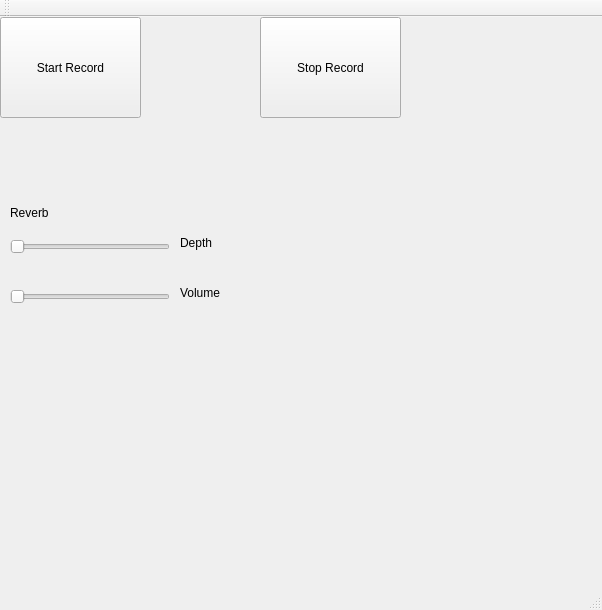
claudiovb/Projetos2, file Mesa_de_Audio_UDP/mainwindow.ui: the form before one commit.
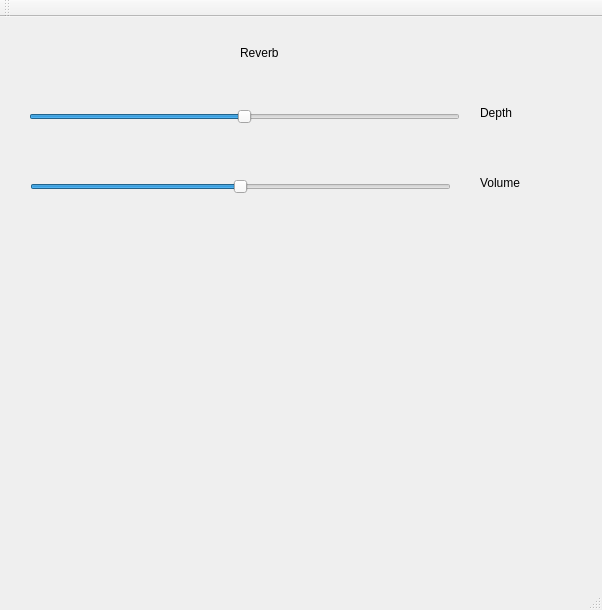
The form after the commit.

What changed in the file:
```diff
--- a/Mesa_de_Audio_UDP/mainwindow.ui
+++ b/Mesa_de_Audio_UDP/mainwindow.ui
@@ -14,32 +14,6 @@
    <string>MainWindow</string>
   </property>
   <widget class="QWidget" name="centralWidget">
-   <widget class="QPushButton" name="startRecord">
-    <property name="geometry">
-     <rect>
-      <x>0</x>
-      <y>0</y>
-      <width>141</width>
-      <height>101</height>
-     </rect>
-    </property>
-    <property name="text">
-     <string>Start Record</string>
-    </property>
-   </widget>
-   <widget class="QPushButton" name="pushButton_2">
-    <property name="geometry">
-     <rect>
-      <x>260</x>
-      <y>0</y>
-      <width>141</width>
-      <height>101</height>
-     </rect>
-    </property>
-    <property name="text">
-     <string>Stop Record</string>
-    </property>
-   </widget>
    <widget class="QLabel" name="label">
     <property name="geometry">
      <rect>
@@ -56,12 +30,18 @@
    <widget class="QSlider" name="horizontalSlider">
     <property name="geometry">
      <rect>
-      <x>10</x>
-      <y>220</y>
-      <width>160</width>
-      <height>19</height>
+      <x>29</x>
+      <y>90</y>
+      <width>431</width>
+      <height>20</height>
      </rect>
     </property>
+    <property name="minimum">
+     <number>-32768</number>
+    </property>
+    <property name="maximum">
+     <number>32767</number>
+    </property>
     <property name="orientation">
      <enum>Qt::Horizontal</enum>
     </property>
@@ -69,8 +49,8 @@
    <widget class="QLabel" name="label_2">
     <property name="geometry">
      <rect>
-      <x>10</x>
-      <y>180</y>
+      <x>240</x>
+      <y>20</y>
       <width>101</width>
       <height>31</height>
      </rect>
@@ -82,8 +62,8 @@
    <widget class="QLabel" name="label_3">
     <property name="geometry">
      <rect>
-      <x>180</x>
-      <y>210</y>
+      <x>480</x>
+      <y>80</y>
       <width>101</width>
       <height>31</height>
      </rect>
@@ -95,12 +75,18 @@
    <widget class="QSlider" name="horizontalSlider_2">
     <property name="geometry">
      <rect>
-      <x>10</x>
-      <y>270</y>
-      <width>160</width>
-      <height>19</height>
+      <x>30</x>
+      <y>160</y>
+      <width>421</width>
+      <height>20</height>
      </rect>
     </property>
+    <property name="minimum">
+     <number>-32768</number>
+    </property>
+    <property name="maximum">
+     <number>32767</number>
+    </property>
     <property name="orientation">
      <enum>Qt::Horizontal</enum>
     </property>
@@ -108,8 +94,8 @@
    <widget class="QLabel" name="label_4">
     <property name="geometry">
      <rect>
-      <x>180</x>
-      <y>260</y>
+      <x>480</x>
+      <y>150</y>
       <width>101</width>
       <height>31</height>
      </rect>
```
